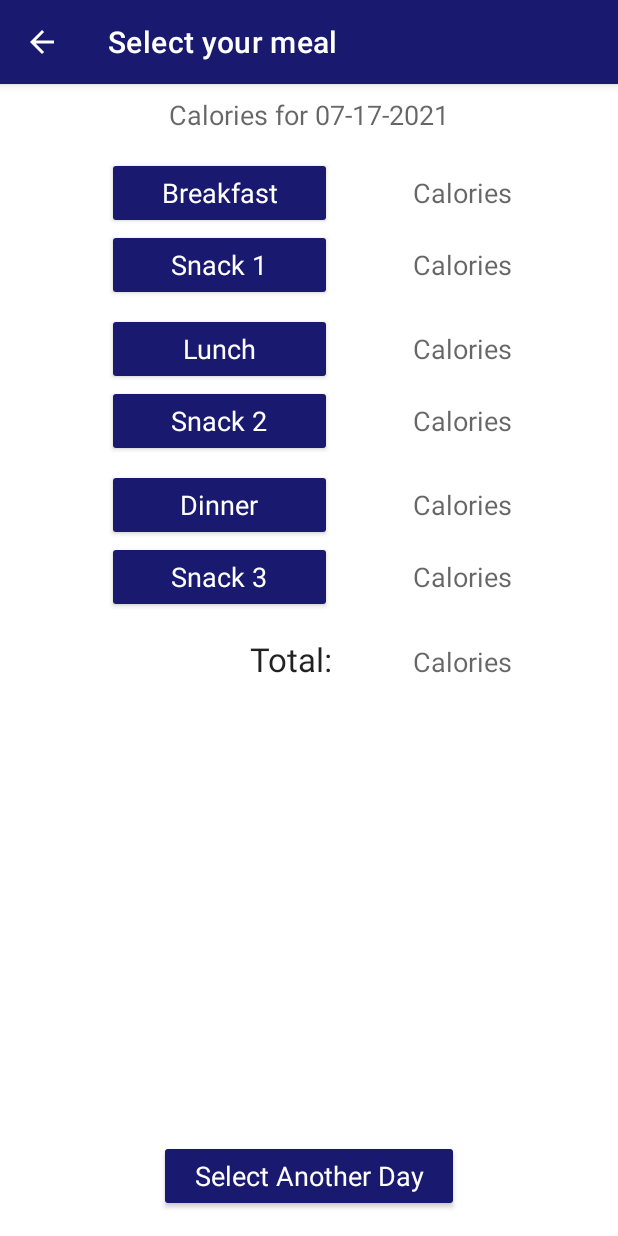
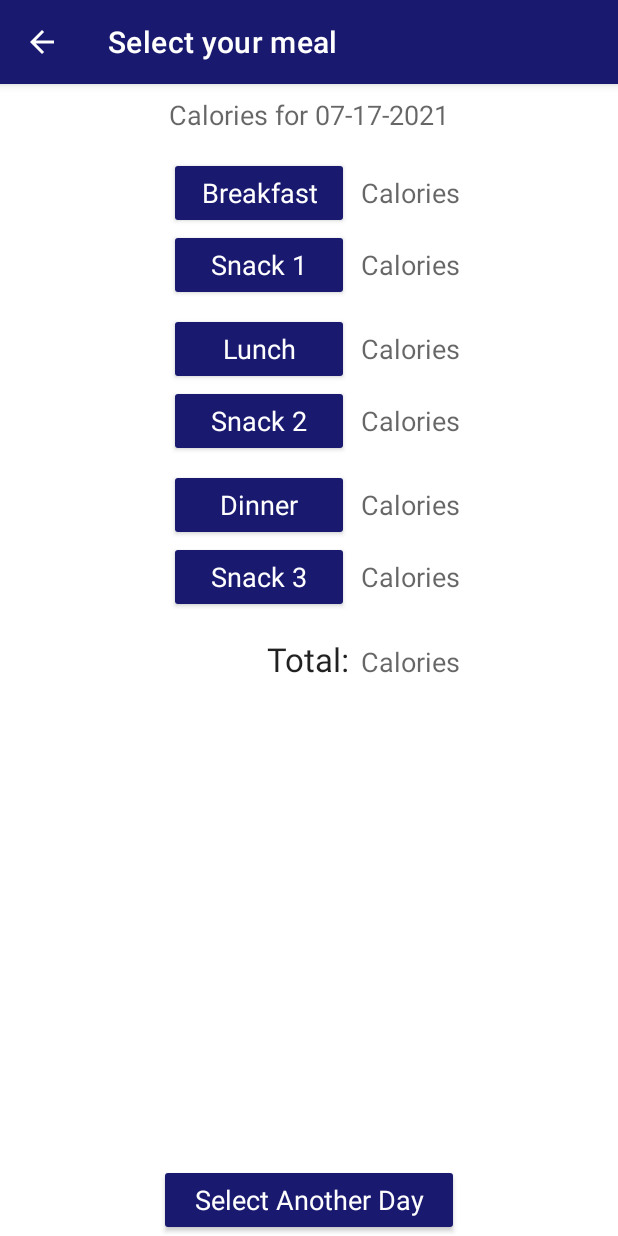
Before and after one commit to tombutlersings/FoodFight, an Android app: the acMeals screen opened directly, with no data from a screen before it, on a phone screen of 412 x 824 dp. Run offline under Robolectric (Android 15) with nearby library versions, the phone set to English and light mode, and no system bars; network calls fail.

Commit message:
Fixes in FoodList

```diff
--- a/app/src/main/java/com/example/foodfight/ApiHandler.java
+++ b/app/src/main/java/com/example/foodfight/ApiHandler.java
@@ -159,7 +159,7 @@ public class ApiHandler implements Runnable {
                             }
                             Goals.setFoodSearchList(newList);
 
-                            /**
+                            /*
                              * STEP 3 - The responding thread passes back the results to the acAddFood screen
                              * Populates the list view with
                              */
--- a/app/src/main/java/com/example/foodfight/MainActivity.java
+++ b/app/src/main/java/com/example/foodfight/MainActivity.java
@@ -44,7 +44,7 @@ public class MainActivity extends AppCompatActivity {
         }
 
         // VERIFIES THE DATABASE IS THERE
-        SQLiteDatabase dbFood = openOrCreateDatabase("food", MODE_PRIVATE, null);
+        // SQLiteDatabase dbFood = openOrCreateDatabase("food", MODE_PRIVATE, null);
         db = new DatabaseHandler(this);
         //CREATE / INITIALIZE THE DATABASE
         //VERIFY IF THE DATABASE FILE EXISTS AND IF FOOD TABLE IS POPULATED
@@ -59,7 +59,6 @@ public class MainActivity extends AppCompatActivity {
         boolean test = doesDatabaseExist(this,"food.db");
         if (!test) {
             Toast.makeText(MainActivity.this,"DB does not Exist", Toast.LENGTH_LONG).show();
-
         } else {
             Toast.makeText(MainActivity.this,"WAHOOO! DB Exists!", Toast.LENGTH_LONG).show();
         }
--- a/app/src/main/res/layout/activity_add_food.xml
+++ b/app/src/main/res/layout/activity_add_food.xml
@@ -19,7 +19,7 @@
         app:layout_constraintTop_toTopOf="parent" />
 
     <Button
-        android:id="@+id/searchButton"
+        android:id="@+id/btnSearchFood"
         android:layout_width="wrap_content"
         android:layout_height="wrap_content"
         android:layout_marginEnd="8dp"
@@ -35,7 +35,7 @@
         app:layout_constraintBottom_toTopOf="@+id/addCustomButton"
         app:layout_constraintEnd_toEndOf="parent"
         app:layout_constraintStart_toStartOf="parent"
-        app:layout_constraintTop_toBottomOf="@+id/searchButton">
+        app:layout_constraintTop_toBottomOf="@+id/btnSearchFood">
 
 
     </ListView>
--- a/app/src/main/res/layout/activity_main.xml
+++ b/app/src/main/res/layout/activity_main.xml
@@ -86,6 +86,7 @@
         android:layout_height="wrap_content"
         android:layout_marginTop="32dp"
         android:text="Greeting Goes Here"
+        android:textAlignment="center"
         android:textSize="24sp"
         app:layout_constraintEnd_toEndOf="parent"
         app:layout_constraintHorizontal_bias="0.5"
--- a/app/src/main/res/layout/activity_meals.xml
+++ b/app/src/main/res/layout/activity_meals.xml
@@ -8,19 +8,20 @@
 
     <TextView
         android:id="@+id/tvBreakfast"
-        android:layout_width="70dp"
-        android:layout_height="48dp"
+        android:layout_width="wrap_content"
+        android:layout_height="wrap_content"
+        android:layout_marginStart="8dp"
         android:text="@string/meals_label03"
         android:textAlignment="textEnd"
         android:textAppearance="@style/TextAppearance.AppCompat.Medium"
         android:textIsSelectable="false"
         app:layout_constraintBaseline_toBaselineOf="@+id/btnBreakfast"
-        app:layout_constraintEnd_toEndOf="@+id/tvDate" />
+        app:layout_constraintStart_toEndOf="@+id/btnBreakfast" />
 
     <TextView
         android:id="@+id/tvTotal"
         android:layout_width="wrap_content"
-        android:layout_height="0dp"
+        android:layout_height="wrap_content"
         android:text="@string/meals_label03"
         android:textAlignment="textEnd"
         android:textAppearance="@style/TextAppearance.AppCompat.Medium"
@@ -30,8 +31,8 @@
 
     <TextView
         android:id="@+id/tvSnack3"
-        android:layout_width="70dp"
-        android:layout_height="48dp"
+        android:layout_width="wrap_content"
+        android:layout_height="wrap_content"
         android:text="@string/meals_label03"
         android:textAlignment="textEnd"
         android:textAppearance="@style/TextAppearance.AppCompat.Medium"
@@ -41,8 +42,8 @@
 
     <TextView
         android:id="@+id/tvDinner"
-        android:layout_width="70dp"
-        android:layout_height="48dp"
+        android:layout_width="wrap_content"
+        android:layout_height="wrap_content"
         android:text="@string/meals_label03"
         android:textAlignment="textEnd"
         android:textAppearance="@style/TextAppearance.AppCompat.Medium"
@@ -52,8 +53,8 @@
 
     <TextView
         android:id="@+id/tvSnack1"
-        android:layout_width="70dp"
-        android:layout_height="48dp"
+        android:layout_width="wrap_content"
+        android:layout_height="wrap_content"
         android:text="@string/meals_label03"
         android:textAlignment="textEnd"
         android:textAppearance="@style/TextAppearance.AppCompat.Medium"
@@ -63,8 +64,8 @@
 
     <TextView
         android:id="@+id/tvSnack2"
-        android:layout_width="70dp"
-        android:layout_height="48dp"
+        android:layout_width="wrap_content"
+        android:layout_height="wrap_content"
         android:text="@string/meals_label03"
         android:textAlignment="textEnd"
         android:textAppearance="@style/TextAppearance.AppCompat.Medium"
@@ -75,7 +76,7 @@
     <Button
         android:id="@+id/btnSnack2"
         style="@style/Widget.AppCompat.Button.Colored"
-        android:layout_width="150dp"
+        android:layout_width="120dp"
         android:layout_height="48dp"
         android:onClick="btnSnack2"
         android:text="@string/meals_button04"
@@ -86,7 +87,7 @@
     <Button
         android:id="@+id/btnSnack3"
         style="@style/Widget.AppCompat.Button.Colored"
-        android:layout_width="150dp"
+        android:layout_width="120dp"
         android:layout_height="0dp"
         android:onClick="btnSnack3"
         android:text="@string/meals_button06"
@@ -97,7 +98,7 @@
     <Button
         android:id="@+id/btnDinner"
         style="@style/Widget.AppCompat.Button.Colored"
-        android:layout_width="150dp"
+        android:layout_width="120dp"
         android:layout_height="48dp"
         android:layout_marginTop="8dp"
         android:onClick="btnDinner"
@@ -109,7 +110,7 @@
     <Button
         android:id="@+id/btnSnack1"
         style="@style/Widget.AppCompat.Button.Colored"
-        android:layout_width="150dp"
+        android:layout_width="120dp"
         android:layout_height="48dp"
         android:onClick="btnSnack1"
         android:text="@string/meals_button02"
@@ -120,7 +121,7 @@
     <Button
         android:id="@+id/btnBreakfast"
         style="@style/Widget.AppCompat.Button.Colored"
-        android:layout_width="150dp"
+        android:layout_width="120dp"
         android:layout_height="48dp"
         android:layout_marginTop="16dp"
         android:onClick="btnBreakfast"
@@ -132,7 +133,7 @@
     <Button
         android:id="@+id/btnLunch"
         style="@style/Widget.AppCompat.Button.Colored"
-        android:layout_width="150dp"
+        android:layout_width="120dp"
         android:layout_height="48dp"
         android:layout_marginTop="8dp"
         android:onClick="btnLunch"
@@ -143,7 +144,7 @@
 
     <TextView
         android:id="@+id/tvDate"
-        android:layout_width="270dp"
+        android:layout_width="wrap_content"
         android:layout_height="0dp"
         android:layout_marginTop="8dp"
         android:text="@string/meals_label01"
@@ -167,8 +168,8 @@
 
     <TextView
         android:id="@+id/tvLunch"
-        android:layout_width="70dp"
-        android:layout_height="48dp"
+        android:layout_width="wrap_content"
+        android:layout_height="wrap_content"
         android:text="@string/meals_label03"
         android:textAlignment="textEnd"
         android:textAppearance="@style/TextAppearance.AppCompat.Medium"
@@ -181,7 +182,6 @@
         style="@style/Widget.AppCompat.Button.Colored"
         android:layout_width="200dp"
         android:layout_height="48dp"
-        android:layout_marginBottom="16dp"
         android:onClick="getAnotherDay"
         android:text="@string/meals_button07"
         android:textAppearance="@style/TextAppearance.AppCompat.Medium"
```
Also changed, not shown: app/src/main/java/com/example/foodfight/FoodSearchThreadCreator.java (+1 -16 lines), app/src/main/java/com/example/foodfight/MealItem.java (+10 -8 lines), app/src/main/java/com/example/foodfight/acAddFood.java (+16 -36 lines), app/src/main/java/com/example/foodfight/acFoodList.java (+32 -42 lines).
